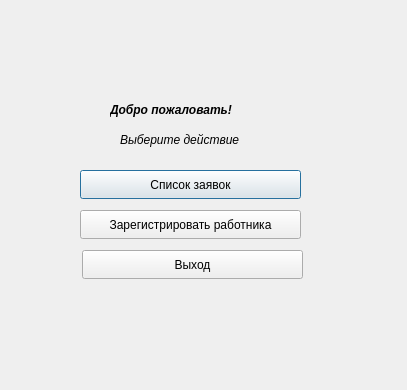
This is admin.ui in Rina-key/kursach1 as Qt 5 draws it before an edit. The edited form follows.
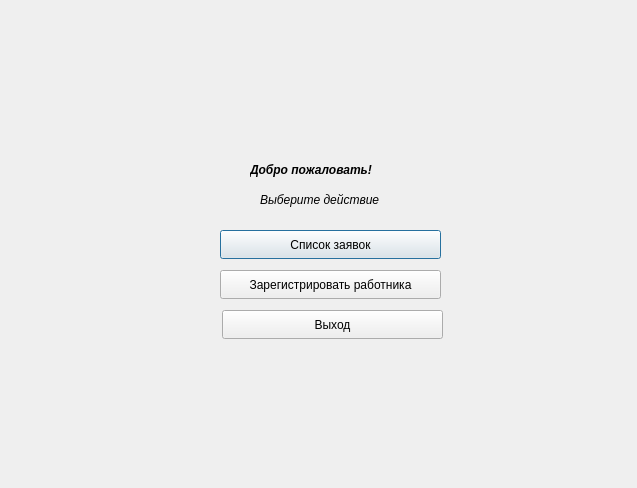
This is the edited form.

```diff
--- a/admin.ui
+++ b/admin.ui
@@ -6,8 +6,8 @@
    <rect>
     <x>0</x>
     <y>0</y>
-    <width>407</width>
-    <height>390</height>
+    <width>637</width>
+    <height>488</height>
    </rect>
   </property>
   <property name="windowTitle">
@@ -16,8 +16,8 @@
   <widget class="QLabel" name="label">
    <property name="geometry">
     <rect>
-     <x>110</x>
-     <y>100</y>
+     <x>250</x>
+     <y>160</y>
      <width>161</width>
      <height>20</height>
     </rect>
@@ -35,8 +35,8 @@
   <widget class="QLabel" name="label_2">
    <property name="geometry">
     <rect>
-     <x>120</x>
-     <y>130</y>
+     <x>260</x>
+     <y>190</y>
      <width>141</width>
      <height>20</height>
     </rect>
@@ -53,8 +53,8 @@
   <widget class="QPushButton" name="pushButton">
    <property name="geometry">
     <rect>
-     <x>80</x>
-     <y>170</y>
+     <x>220</x>
+     <y>230</y>
      <width>221</width>
      <height>29</height>
     </rect>
@@ -66,8 +66,8 @@
   <widget class="QPushButton" name="pushButton_2">
    <property name="geometry">
     <rect>
-     <x>80</x>
-     <y>210</y>
+     <x>220</x>
+     <y>270</y>
      <width>221</width>
      <height>29</height>
     </rect>
@@ -79,8 +79,8 @@
   <widget class="QPushButton" name="pushButton_3">
    <property name="geometry">
     <rect>
-     <x>82</x>
-     <y>250</y>
+     <x>222</x>
+     <y>310</y>
      <width>221</width>
      <height>29</height>
     </rect>
```
